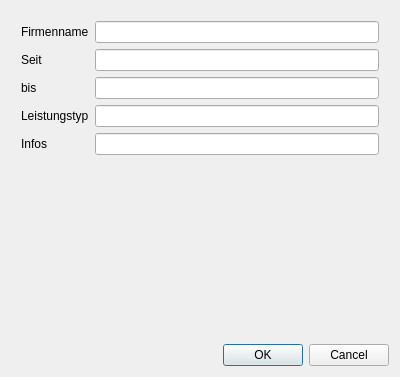
Before: the Qt Designer form createcompany.ui in green-lion-racing/glr-database, drawn with Qt 5.
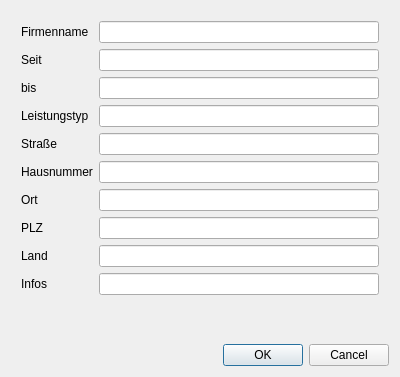
After: the same form once the commit is applied.

Commit message: Added table columns Table companies: added address Table persons: added position

Diff of the .ui file:
```diff
--- a/createcompany.ui
+++ b/createcompany.ui
@@ -74,15 +74,65 @@
         <widget class="QLineEdit" name="le_typ"/>
        </item>
        <item row="4" column="0">
+        <widget class="QLabel" name="label_2">
+         <property name="text">
+          <string>Straße</string>
+         </property>
+        </widget>
+       </item>
+       <item row="4" column="1">
+        <widget class="QLineEdit" name="le_street"/>
+       </item>
+       <item row="5" column="0">
+        <widget class="QLabel" name="label_7">
+         <property name="text">
+          <string>Hausnummer</string>
+         </property>
+        </widget>
+       </item>
+       <item row="5" column="1">
+        <widget class="QLineEdit" name="le_houseNumber"/>
+       </item>
+       <item row="6" column="0">
+        <widget class="QLabel" name="label_8">
+         <property name="text">
+          <string>Ort</string>
+         </property>
+        </widget>
+       </item>
+       <item row="6" column="1">
+        <widget class="QLineEdit" name="le_city"/>
+       </item>
+       <item row="9" column="0">
         <widget class="QLabel" name="label_6">
          <property name="text">
           <string>Infos</string>
          </property>
         </widget>
        </item>
-       <item row="4" column="1">
+       <item row="9" column="1">
         <widget class="QLineEdit" name="le_info"/>
        </item>
+       <item row="7" column="0">
+        <widget class="QLabel" name="label_9">
+         <property name="text">
+          <string>PLZ</string>
+         </property>
+        </widget>
+       </item>
+       <item row="7" column="1">
+        <widget class="QLineEdit" name="le_zip"/>
+       </item>
+       <item row="8" column="0">
+        <widget class="QLabel" name="label_10">
+         <property name="text">
+          <string>Land</string>
+         </property>
+        </widget>
+       </item>
+       <item row="8" column="1">
+        <widget class="QLineEdit" name="le_country"/>
+       </item>
       </layout>
      </item>
     </layout>
```
The commit also changes 10 other files.
